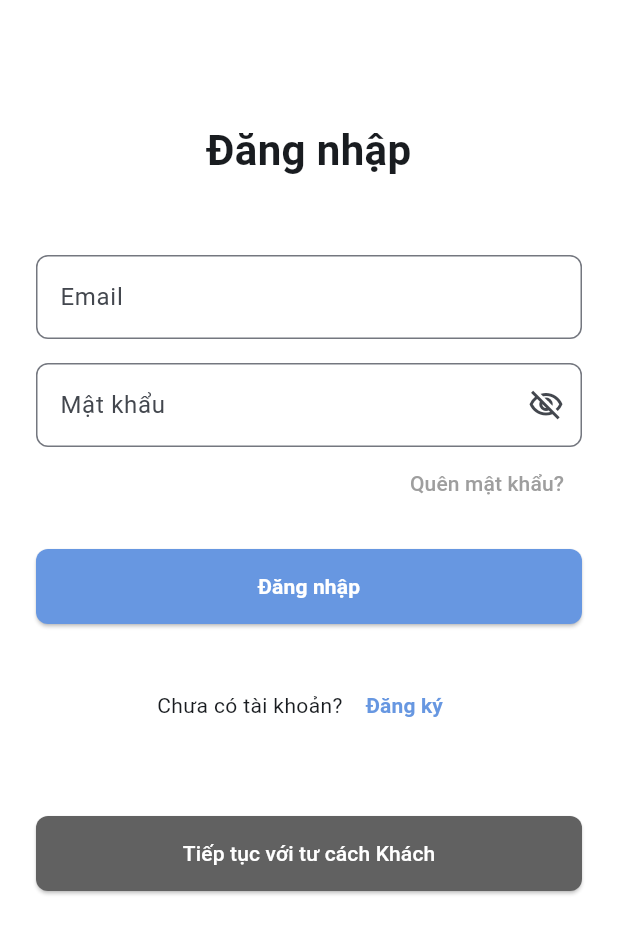
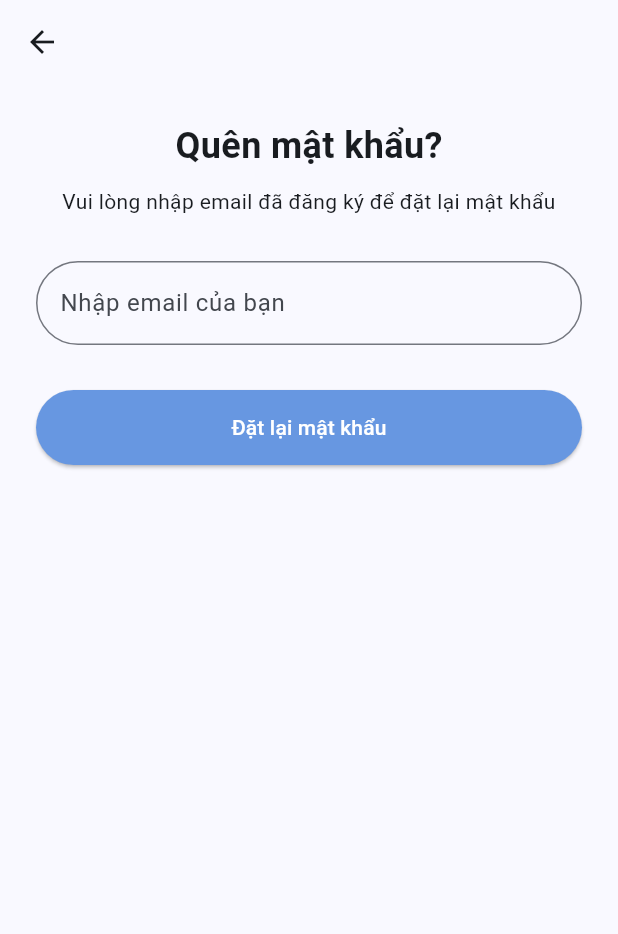
Before and after one commit to tnthanh26/My-Uni, a Flutter app: the LoginPage screen opened by its route, after a tap on "Quên mật khẩu?", on a phone screen of 412 x 824 dp. Shown: the top 934 px of the screen. Run offline on Flutter 3.47's test engine with Material 3 defaults, Android fonts, the light colour scheme and no system bars.

Commit message:
Add OTP and forgot password pages (only placeholders)

```diff
--- /dev/null
+++ b/lib/features/forgot_password_page.dart
@@ -0,0 +1,60 @@
+import 'package:flutter/material.dart';
+
+class ForgotPasswordFlow extends StatefulWidget {
+  const ForgotPasswordFlow({super.key});
+
+  @override
+  State<ForgotPasswordFlow> createState() => _ForgotPasswordFlowState();
+}
+
+class _ForgotPasswordFlowState extends State<ForgotPasswordFlow> {
+  int _step = 1; // Tracks which of the 5 screens to show
+
+  void _nextStep() => setState(() => _step++);
+  void _reset() => Navigator.pop(context);
+
+  @override
+  Widget build(BuildContext context) {
+    return Scaffold(
+      appBar: AppBar(leading: BackButton(onPressed: _step == 1 ? _reset : () => setState(() => _step--))),
+      body: Padding(
+        padding: const EdgeInsets.all(24.0),
+        child: _buildStep(),
+      ),
+    );
+  }
+
+  Widget _buildStep() {
+    switch (_step) {
+      case 1: return _stepOne(); // "Quên mật khẩu?"
+      case 2: return _stepTwo(); // "Kiểm tra email"
+      case 3: return _stepThree(); // "Đã đặt lại mật khẩu!"
+      case 4: return _stepFour(); // "Đặt mật khẩu mới"
+      case 5: return _stepFive(); // "Đổi mật khẩu thành công!"
+      default: return _stepOne();
+    }
+  }
+
+  // --- Placeholder for your Screen 1 (Design: Forgot Password) ---
+  Widget _stepOne() => Column(
+    children: [
+      const Text("Quên mật khẩu?", style: TextStyle(fontSize: 24, fontWeight: FontWeight.bold)),
+      const SizedBox(height: 10),
+      const Text("Vui lòng nhập email đã đăng ký để đặt lại mật khẩu", textAlign: TextAlign.center),
+      const SizedBox(height: 30),
+      TextField(decoration: InputDecoration(hintText: "Nhập email của bạn", border: OutlineInputBorder(borderRadius: BorderRadius.circular(30)))),
+      const SizedBox(height: 30),
+      ElevatedButton(
+        onPressed: _nextStep,
+        style: ElevatedButton.styleFrom(minimumSize: const Size(double.infinity, 50), backgroundColor: const Color(0xFF6797E1)),
+        child: const Text("Đặt lại mật khẩu", style: TextStyle(color: Colors.white)),
+      )
+    ],
+  );
+
+  // Note: You can follow this pattern for steps 2-5 based on your images!
+  Widget _stepTwo() => const Center(child: Text("Step 2: Check Email UI"));
+  Widget _stepThree() => const Center(child: Text("Step 3: Verification UI"));
+  Widget _stepFour() => const Center(child: Text("Step 4: New Password UI"));
+  Widget _stepFive() => const Center(child: Text("Step 5: Success UI"));
+}
--- a/lib/features/login_page.dart
+++ b/lib/features/login_page.dart
@@ -55,7 +55,7 @@ class _LoginPageState extends State<LoginPage> {
               Align(
                 alignment: Alignment.centerRight,
                 child: TextButton(
-                  onPressed: () {},
+                  onPressed: () => Navigator.pushNamed(context, '/forgot_password'),
                   child: const Text('Quên mật khẩu?', style: TextStyle(color: Colors.grey)),
                 ),
               ),
--- a/lib/features/signup_page.dart
+++ b/lib/features/signup_page.dart
@@ -82,7 +82,9 @@ class _SignUpPageState extends State<SignUpPage> {
             ),
             const SizedBox(height: 40),
             ElevatedButton(
-              onPressed: () {},
+              onPressed: () {
+                Navigator.pushNamed(context, '/otp');
+              },
               style: ElevatedButton.styleFrom(
                 backgroundColor: const Color(0xFF6797E1),
                 foregroundColor: Colors.white,
--- a/lib/main.dart
+++ b/lib/main.dart
@@ -1,6 +1,8 @@
 import 'package:flutter/material.dart';
 import 'package:my_uni/features/login_page.dart';
 import 'package:my_uni/features/signup_page.dart';
+import 'package:my_uni/features/otp_page.dart';
+import 'package:my_uni/features/forgot_password_page.dart';
 
 void main() {
   runApp(const MyUniApp());
@@ -26,6 +28,8 @@ class MyUniApp extends StatelessWidget {
       routes: {
         '/login': (context) => const LoginPage(),
         '/signup': (context) => const SignUpPage(),
+        '/otp': (context) => const OtpPage(),
+        '/forgot_password': (context) => const ForgotPasswordFlow(),
       },
     );
   }
--- a/pubspec.yaml
+++ b/pubspec.yaml
@@ -58,10 +58,8 @@ flutter:
   uses-material-design: true
 
   # To add assets to your application, add an assets section, like this:
-  # assets:
-  #   - images/a_dot_burr.jpeg
-  #   - images/a_dot_ham.jpeg
-
+  assets:
+  - assets/images/otp_icon.png
   # An image asset can refer to one or more resolution-specific "variants", see
   # https://flutter.dev/to/resolution-aware-images
 
```
Also changed, not shown: lib/features/otp_page.dart (added, +90 -0 lines), assets/images/otp_icon.png (added).
